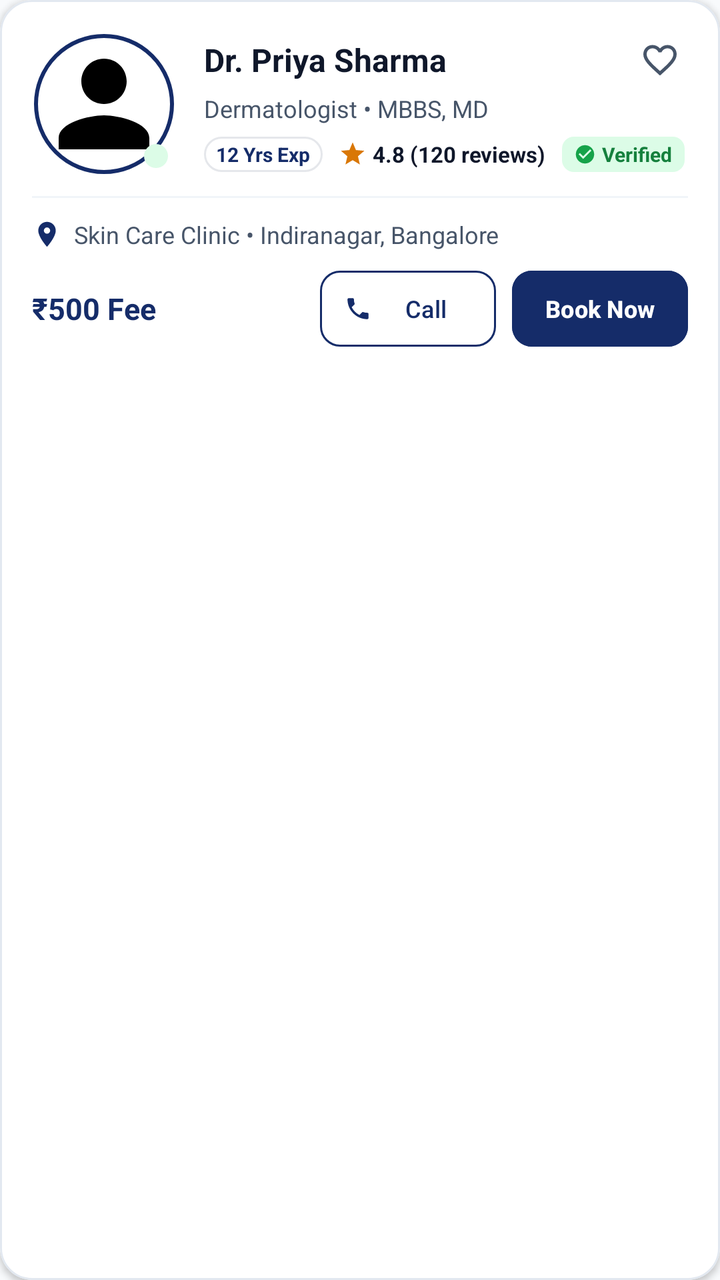
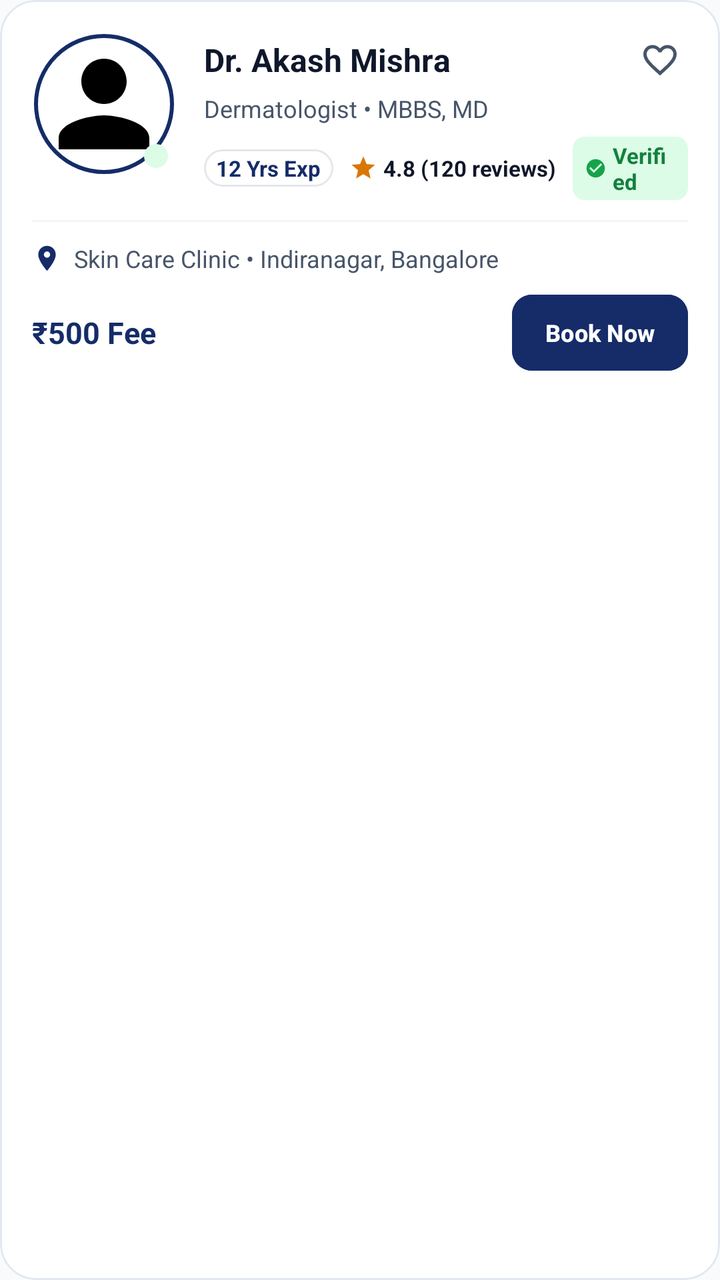

The first picture is an Android layout as it rendered before a commit; the second is the same layout after the commit. The layout source and the unified diff follow.
<!-- AndroidManifest.xml: application theme Theme.CareWell -->
<!-- res/layout/item_doctor_card.xml -->
<?xml version="1.0" encoding="utf-8"?>
<com.google.android.material.card.MaterialCardView xmlns:android="http://schemas.android.com/apk/res/android"
    xmlns:app="http://schemas.android.com/apk/res-auto"
    android:layout_width="match_parent"
    android:layout_height="wrap_content"
    android:layout_marginHorizontal="16dp"
    android:layout_marginVertical="8dp"
    app:cardBackgroundColor="@color/surface_white"
    app:cardCornerRadius="16dp"
    app:cardElevation="2dp"
    app:strokeColor="@color/card_stroke"
    app:strokeWidth="1dp">

    <LinearLayout
        android:layout_width="match_parent"
        android:layout_height="wrap_content"
        android:orientation="vertical"
        android:padding="16dp">

        <LinearLayout
            android:layout_width="match_parent"
            android:layout_height="wrap_content"
            android:orientation="horizontal">

            <FrameLayout
                android:layout_width="wrap_content"
                android:layout_height="wrap_content">

                <com.google.android.material.imageview.ShapeableImageView
                    android:id="@+id/iv_doctor"
                    android:layout_width="72dp"
                    android:layout_height="72dp"
                    android:contentDescription="Doctor Image"
                    android:padding="2dp"
                    android:scaleType="centerCrop"
                    android:src="@drawable/ic_user"
                    app:shapeAppearanceOverlay="@style/ShapeAppearanceOverlay.App.Circle"
                    app:strokeColor="@color/primary"
                    app:strokeWidth="2dp" />

                
                <View
                    android:id="@+id/view_online_status"
                    android:layout_width="12dp"
                    android:layout_height="12dp"
                    android:layout_gravity="bottom|end"
                    android:layout_marginEnd="4dp"
                    android:layout_marginBottom="4dp"
                    android:background="@drawable/bg_badge_verified" />
            </FrameLayout>

            <LinearLayout
                android:layout_width="0dp"
                android:layout_height="wrap_content"
                android:layout_marginStart="14dp"
                android:layout_weight="1"
                android:orientation="vertical">

                <LinearLayout
                    android:layout_width="match_parent"
                    android:layout_height="wrap_content"
                    android:gravity="center_vertical"
                    android:orientation="horizontal">

                    <TextView
                        android:id="@+id/tv_doctor_name"
                        android:layout_width="0dp"
                        android:layout_height="wrap_content"
                        android:layout_weight="1"
                        android:ellipsize="end"
                        android:maxLines="1"
                        android:text="Dr. Priya Sharma"
                        android:textColor="@color/text_primary"
                        android:textSize="16sp"
                        android:textStyle="bold" />

                    <ImageView
                        android:id="@+id/iv_favorite"
                        android:layout_width="28dp"
                        android:layout_height="28dp"
                        android:background="?attr/selectableItemBackgroundBorderless"
                        android:clickable="true"
                        android:contentDescription="Favorite icon"
                        android:focusable="true"
                        android:padding="4dp"
                        android:src="@drawable/ic_heart"
                        app:tint="@color/text_secondary" />
                </LinearLayout>

                <TextView
                    android:id="@+id/tv_qualification"
                    android:layout_width="wrap_content"
                    android:layout_height="wrap_content"
                    android:layout_marginTop="2dp"
                    android:ellipsize="end"
                    android:maxLines="1"
                    android:text="Dermatologist • MBBS, MD"
                    android:textColor="@color/text_secondary"
                    android:textSize="12sp" />

                <LinearLayout
                    android:layout_width="match_parent"
                    android:layout_height="wrap_content"
                    android:layout_marginTop="6dp"
                    android:gravity="center_vertical"
                    android:orientation="horizontal">

                    
                    <TextView
                        android:id="@+id/tv_experience"
                        android:layout_width="wrap_content"
                        android:layout_height="wrap_content"
                        android:background="@drawable/bg_search_field_elevated"
                        android:paddingHorizontal="6dp"
                        android:paddingVertical="2dp"
                        android:text="12 Yrs Exp"
                        android:textColor="@color/primary"
                        android:textSize="10sp"
                        android:textStyle="bold" />

                    <LinearLayout
                        android:layout_width="wrap_content"
                        android:layout_height="wrap_content"
                        android:layout_marginStart="8dp"
                        android:gravity="center_vertical">

                        <ImageView
                            android:layout_width="14dp"
                            android:layout_height="14dp"
                            android:contentDescription="Rating star"
                            android:src="@drawable/ic_star"
                            app:tint="@color/warning_yellow" />

                        <TextView
                            android:id="@+id/tv_rating"
                            android:layout_width="wrap_content"
                            android:layout_height="wrap_content"
                            android:layout_marginStart="3dp"
                            android:text="4.8 (120 reviews)"
                            android:textColor="@color/text_primary"
                            android:textSize="11sp"
                            android:textStyle="bold" />
                    </LinearLayout>

                    <LinearLayout
                        android:id="@+id/ll_verified"
                        android:layout_width="wrap_content"
                        android:layout_height="wrap_content"
                        android:layout_marginStart="8dp"
                        android:background="@drawable/bg_badge_verified"
                        android:gravity="center_vertical"
                        android:paddingHorizontal="6dp"
                        android:paddingVertical="2dp">

                        <ImageView
                            android:layout_width="11dp"
                            android:layout_height="11dp"
                            android:src="@drawable/ic_verified" />

                        <TextView
                            android:layout_width="wrap_content"
                            android:layout_height="wrap_content"
                            android:layout_marginStart="3dp"
                            android:text="Verified"
                            android:textColor="@color/success_green"
                            android:textSize="10sp"
                            android:textStyle="bold" />
                    </LinearLayout>
                </LinearLayout>

            </LinearLayout>

        </LinearLayout>

        <View
            android:layout_width="match_parent"
            android:layout_height="1dp"
            android:layout_marginVertical="10dp"
            android:background="@color/divider" />

        <LinearLayout
            android:layout_width="match_parent"
            android:layout_height="wrap_content"
            android:gravity="center_vertical"
            android:orientation="horizontal">

            <ImageView
                android:layout_width="15dp"
                android:layout_height="15dp"
                android:contentDescription="Location icon"
                android:src="@drawable/ic_location"
                app:tint="@color/primary" />

            <TextView
                android:id="@+id/tv_clinic_location"
                android:layout_width="0dp"
                android:layout_height="wrap_content"
                android:layout_marginStart="6dp"
                android:layout_weight="1"
                android:ellipsize="end"
                android:maxLines="1"
                android:text="Skin Care Clinic • Indiranagar, Bangalore"
                android:textColor="@color/text_secondary"
                android:textSize="12sp" />
        </LinearLayout>

        <LinearLayout
            android:layout_width="match_parent"
            android:layout_height="wrap_content"
            android:layout_marginTop="10dp"
            android:gravity="center_vertical"
            android:orientation="horizontal">

            <TextView
                android:id="@+id/tv_fee"
                android:layout_width="0dp"
                android:layout_height="wrap_content"
                android:layout_weight="1"
                android:text="₹500 Fee"
                android:textColor="@color/primary"
                android:textSize="15sp"
                android:textStyle="bold" />

            <com.google.android.material.button.MaterialButton
                android:id="@+id/btn_call"
                style="@style/Widget.Material3.Button.OutlinedButton"
                android:layout_width="wrap_content"
                android:layout_height="38dp"
                android:layout_marginEnd="8dp"
                android:insetTop="0dp"
                android:insetBottom="0dp"
                android:paddingHorizontal="12dp"
                android:text="Call"
                android:textColor="@color/primary"
                android:textSize="12sp"
                app:cornerRadius="10dp"
                app:icon="@drawable/ic_phone"
                app:iconSize="14dp"
                app:iconTint="@color/primary"
                app:strokeColor="@color/primary"
                app:strokeWidth="1dp" />

            <com.google.android.material.button.MaterialButton
                android:id="@+id/btn_book_now"
                android:layout_width="wrap_content"
                android:layout_height="38dp"
                android:backgroundTint="@color/primary"
                android:insetTop="0dp"
                android:insetBottom="0dp"
                android:paddingHorizontal="14dp"
                android:text="Book Now"
                android:textColor="@color/white"
                android:textSize="12sp"
                android:textStyle="bold"
                app:cornerRadius="10dp" />
        </LinearLayout>

    </LinearLayout>

</com.google.android.material.card.MaterialCardView>
<!-- resources referenced by this layout -->
<resources>
  <color name="card_stroke">#E2E8F0</color>
  <color name="divider">#F1F5F9</color>
  <color name="primary">#152C69</color>
  <color name="success_green">#15803D</color>
  <color name="surface_white">#FFFFFF</color>
  <color name="text_primary">#0F172A</color>
  <color name="text_secondary">#475569</color>
  <color name="warning_yellow">#D97706</color>
  <color name="white">#FFFFFF</color>
  <!-- drawable bg_badge_verified (drawable) -->
  <?xml version="1.0" encoding="utf-8"?>
  <shape xmlns:android="http://schemas.android.com/apk/res/android"
      android:shape="rectangle">
      <solid android:color="#DCFCE7" />
      <corners android:radius="6dp" />
  </shape>
  <!-- drawable bg_search_field_elevated (drawable) -->
  <?xml version="1.0" encoding="utf-8"?>
  <shape xmlns:android="http://schemas.android.com/apk/res/android"
      android:shape="rectangle">
      <solid android:color="#FFFFFF" />
      <corners android:radius="16dp" />
      <stroke
          android:width="1dp"
          android:color="#E5E7EB" />
  </shape>
  <!-- drawable ic_location (drawable) -->
  <vector xmlns:android="http://schemas.android.com/apk/res/android"
      android:width="24dp"
      android:height="24dp"
      android:viewportWidth="24"
      android:viewportHeight="24">
      <path
          android:fillColor="#FF000000"
          android:pathData="M12,2C8.13,2 5,5.13 5,9c0,5.25 7,13 7,13s7,-7.75 7,-13c0,-3.87 -3.13,-7 -7,-7zm0,9.5c-1.38,0 -2.5,-1.12 -2.5,-2.5s1.12,-2.5 2.5,-2.5 2.5,1.12 2.5,2.5 -1.12,2.5 -2.5,2.5z"/>
  </vector>
  <!-- drawable ic_phone (drawable) -->
  <vector xmlns:android="http://schemas.android.com/apk/res/android"
      android:width="24dp"
      android:height="24dp"
      android:viewportWidth="24"
      android:viewportHeight="24">
      <path
          android:fillColor="#FF000000"
          android:pathData="M6.62,10.79c1.44,2.83 3.76,5.14 6.59,6.59l2.2,-2.2c0.27,-0.27 0.67,-0.36 1.02,-0.24 1.12,0.37 2.33,0.57 3.57,0.57 0.55,0 1,0.45 1,1V20c0,0.55 -0.45,1 -1,1-9.39,0 -17,-7.61 -17,-17 0,-0.55 0.45,-1 1,-1h3.5c0.55,0 1,0.45 1,1 0,1.25 0.2,2.45 0.57,3.57 0.11,0.35 0.03,0.74 -0.25,1.02l-2.2,2.2z"/>
  </vector>
  <!-- drawable ic_star (drawable) -->
  <vector xmlns:android="http://schemas.android.com/apk/res/android"
      android:width="24dp"
      android:height="24dp"
      android:viewportWidth="24"
      android:viewportHeight="24">
      <path
          android:fillColor="#F59E0B"
          android:pathData="M12,17.27L18.18,21l-1.64,-7.03L22,9.24l-7.19,-0.61L12,2 9.19,8.63 2,9.24l5.46,4.73L5.82,21z"/>
  </vector>
  <!-- drawable ic_user (drawable) -->
  <vector xmlns:android="http://schemas.android.com/apk/res/android"
      android:width="24dp"
      android:height="24dp"
      android:viewportWidth="24"
      android:viewportHeight="24">
      <path
          android:fillColor="#FF000000"
          android:pathData="M12,12c2.21,0 4,-1.79 4,-4s-1.79,-4 -4,-4 -4,1.79 -4,4 1.79,4 4,4zm0,2c-2.67,0 -8,1.34 -8,4v2h16v-2c0,-2.66 -5.33,-4 -8,-4z"/>
  </vector>
  <!-- drawable ic_verified (drawable) -->
  <vector xmlns:android="http://schemas.android.com/apk/res/android"
      android:width="24dp"
      android:height="24dp"
      android:viewportWidth="24"
      android:viewportHeight="24">
      <path
          android:fillColor="#16A34A"
          android:pathData="M12,2C6.48,2 2,6.48 2,12s4.48,10 10,10 10,-4.48 10,-10S17.52,2 12,2zm-2,15l-5,-5 1.41,-1.41L10,14.17l7.59,-7.59L19,8l-9,9z"/>
  </vector>
  <style name="ShapeAppearanceOverlay.App.Circle" parent="">
          <item name="cornerSize">50%</item>
      </style>
  <style name="Theme.CareWell" parent="Base.Theme.CareWell" />
  <color name="primary_dark">#0D1D47</color>
  <color name="secondary">#2563EB</color>
  <color name="background_light">#F8FAFC</color>
  <color name="primary_light">#EBF1FF</color>
  <!-- unchanged entries left out for length: 2 -->
</resources>

<!-- the commit's change to res/layout/item_doctor_card.xml (unified diff, before → after) -->
@@ -6,8 +6,8 @@
     android:layout_marginHorizontal="16dp"
     android:layout_marginVertical="8dp"
     app:cardBackgroundColor="@color/surface_white"
-    app:cardCornerRadius="16dp"
-    app:cardElevation="2dp"
+    app:cardCornerRadius="18dp"
+    app:cardElevation="3dp"
     app:strokeColor="@color/card_stroke"
     app:strokeWidth="1dp">
 
@@ -69,7 +69,7 @@
                         android:layout_weight="1"
                         android:ellipsize="end"
                         android:maxLines="1"
-                        android:text="Dr. Priya Sharma"
+                        android:text="Dr. Akash Mishra"
                         android:textColor="@color/text_primary"
                         android:textSize="16sp"
                         android:textStyle="bold" />
@@ -115,7 +115,7 @@
                         android:paddingVertical="2dp"
                         android:text="12 Yrs Exp"
                         android:textColor="@color/primary"
-                        android:textSize="10sp"
+                        android:textSize="11sp"
                         android:textStyle="bold" />
 
                     <LinearLayout
@@ -155,6 +155,7 @@
                         <ImageView
                             android:layout_width="11dp"
                             android:layout_height="11dp"
+                            android:contentDescription="Verified check"
                             android:src="@drawable/ic_verified" />
 
                         <TextView
@@ -163,7 +164,7 @@
                             android:layout_marginStart="3dp"
                             android:text="Verified"
                             android:textColor="@color/success_green"
-                            android:textSize="10sp"
+                            android:textSize="11sp"
                             android:textStyle="bold" />
                     </LinearLayout>
                 </LinearLayout>
@@ -220,25 +221,6 @@
                 android:textColor="@color/primary"
                 android:textSize="15sp"
                 android:textStyle="bold" />
-
-            <com.google.android.material.button.MaterialButton
-                android:id="@+id/btn_call"
-                style="@style/Widget.Material3.Button.OutlinedButton"
-                android:layout_width="wrap_content"
-                android:layout_height="38dp"
-                android:layout_marginEnd="8dp"
-                android:insetTop="0dp"
-                android:insetBottom="0dp"
-                android:paddingHorizontal="12dp"
-                android:text="Call"
-                android:textColor="@color/primary"
-                android:textSize="12sp"
-                app:cornerRadius="10dp"
-                app:icon="@drawable/ic_phone"
-                app:iconSize="14dp"
-                app:iconTint="@color/primary"
-                app:strokeColor="@color/primary"
-                app:strokeWidth="1dp" />
 
             <com.google.android.material.button.MaterialButton
                 android:id="@+id/btn_book_now"
<!-- resource entries referenced after the edit -->
@@ -35,16 +35,6 @@
       <path
           android:fillColor="#FF000000"
           android:pathData="M12,2C8.13,2 5,5.13 5,9c0,5.25 7,13 7,13s7,-7.75 7,-13c0,-3.87 -3.13,-7 -7,-7zm0,9.5c-1.38,0 -2.5,-1.12 -2.5,-2.5s1.12,-2.5 2.5,-2.5 2.5,1.12 2.5,2.5 -1.12,2.5 -2.5,2.5z"/>
-  </vector>
-  <!-- drawable ic_phone (drawable) -->
-  <vector xmlns:android="http://schemas.android.com/apk/res/android"
-      android:width="24dp"
-      android:height="24dp"
-      android:viewportWidth="24"
-      android:viewportHeight="24">
-      <path
-          android:fillColor="#FF000000"
-          android:pathData="M6.62,10.79c1.44,2.83 3.76,5.14 6.59,6.59l2.2,-2.2c0.27,-0.27 0.67,-0.36 1.02,-0.24 1.12,0.37 2.33,0.57 3.57,0.57 0.55,0 1,0.45 1,1V20c0,0.55 -0.45,1 -1,1-9.39,0 -17,-7.61 -17,-17 0,-0.55 0.45,-1 1,-1h3.5c0.55,0 1,0.45 1,1 0,1.25 0.2,2.45 0.57,3.57 0.11,0.35 0.03,0.74 -0.25,1.02l-2.2,2.2z"/>
   </vector>
   <!-- drawable ic_star (drawable) -->
   <vector xmlns:android="http://schemas.android.com/apk/res/android"
